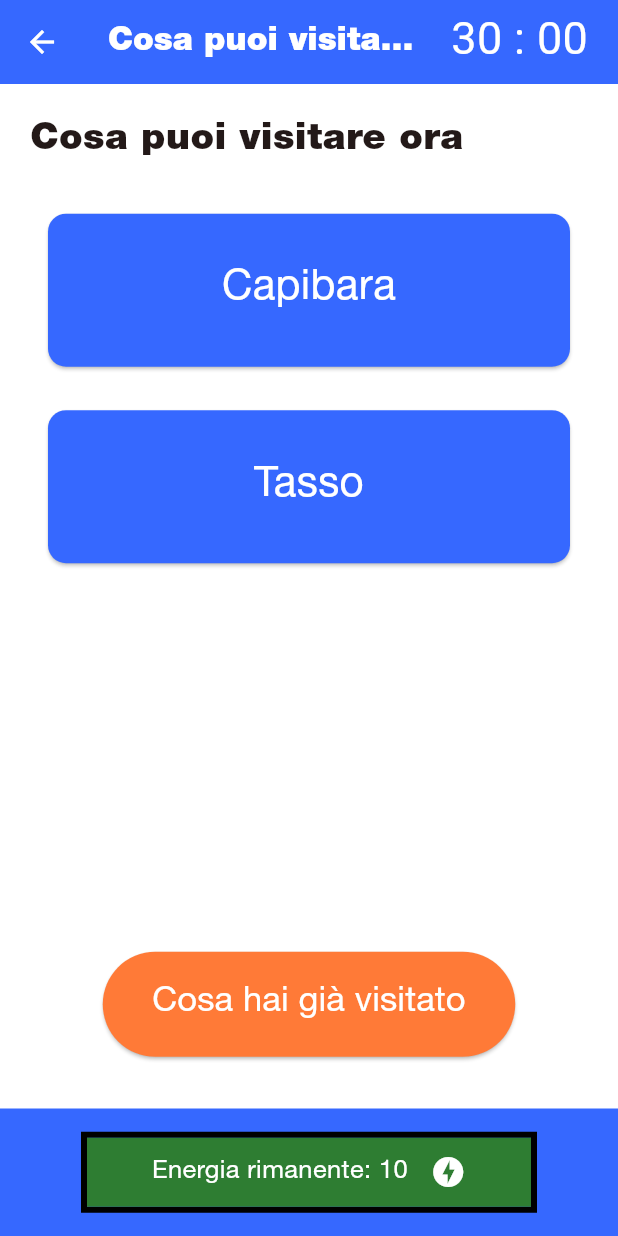
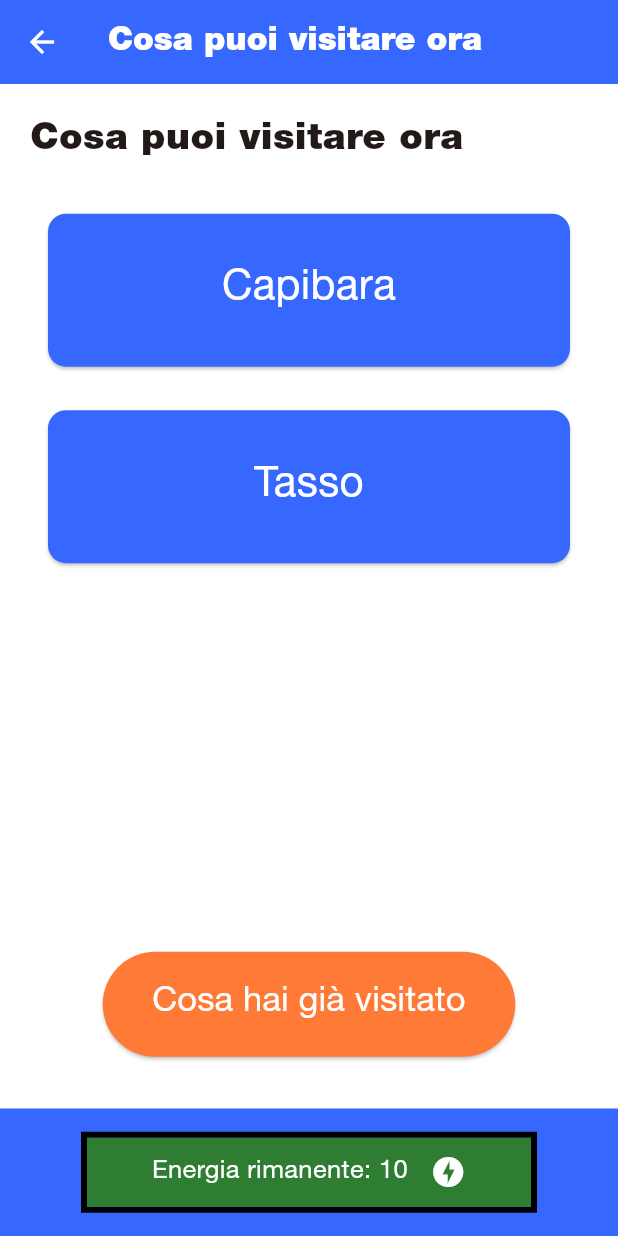
Before and after one commit to lorenzo2330/MUSE_ExploRL, a Flutter app: the AlreadyVisitedPage screen opened by its route, after a tap on "Cosa puoi visitare ora", on a phone screen of 412 x 824 dp. Run offline on Flutter 3.47's test engine with Material 3 defaults, Android fonts, the phone set to English and light mode, and no system bars; our stand-ins replace shared_preferences; missing offline and left inert: qr_code_scanner; accounts and stored records are empty; project files that could hold a hidden picture were left out.

Commit message:
pre caricamento app

```diff
--- a/lib/models/exhibit_list.dart
+++ b/lib/models/exhibit_list.dart
@@ -23,7 +23,7 @@ class ExhibitList {
       scientificName: "Cervus elaphus",
       alim: "Erbivoro",
       loc: "Eurasia",
-      nPiano: 1,
+      nPiano: 3,
       resPhoto: "imgCervoNobile.png");
 
   static Exhibit wallabyDalColloRosso = Exhibit(
--- a/lib/pages/already_visited_page.dart
+++ b/lib/pages/already_visited_page.dart
@@ -76,7 +76,7 @@ class _AlreadyVisitedPageState extends State<AlreadyVisitedPage> {
       child: Scaffold(
         backgroundColor: MyColors.bgColor,
         appBar: MyAppBar.myAppBar(MyString.esplorazione,
-            [MyPadding.timerScreen(context)], null, true),
+            [], null, true),
         body: Column(
           crossAxisAlignment: CrossAxisAlignment.start,
           children: [
--- a/lib/pages/exhibit_page.dart
+++ b/lib/pages/exhibit_page.dart
@@ -6,7 +6,6 @@ import 'package:app_rl/res/my_int.dart';
 import 'package:app_rl/res/my_qr.dart';
 import 'package:app_rl/res/my_string.dart';
 import 'package:app_rl/res/widgets/my_app_bar.dart';
-import 'package:app_rl/res/widgets/my_padding.dart';
 import 'package:app_rl/res/widgets/my_row.dart';
 import 'package:app_rl/res/widgets/my_sized_box.dart';
 import 'package:flutter/material.dart';
@@ -70,7 +69,7 @@ class _ExhibitPageState extends State<ExhibitPage> {
               ? Colors.greenAccent
               : Colors.red
           : MyColors.bgColor,
-      appBar: MyAppBar.myAppBar(MyString.animale, [MyPadding.timerScreen(context)], null, !endGame),
+      appBar: MyAppBar.myAppBar(MyString.animale, [], null, !endGame),
       body: Column(
         mainAxisAlignment: MainAxisAlignment.spaceAround,
         children: [
--- a/lib/pages/home_page.dart
+++ b/lib/pages/home_page.dart
@@ -53,9 +53,9 @@ class HomePage extends StatelessWidget {
         child: Row(
           mainAxisAlignment: MainAxisAlignment.spaceBetween,
           children: [
-            MyExpanded.boxLogo("images/logoDISI.png"),
-            MyExpanded.boxLogo("images/logoPOPMAT.jpg"),
-            MyExpanded.boxLogo("images/logoMuseAzzurro.jpg"),
+            MyExpanded.boxLogo("images/logoDISI.png", 3),
+            MyExpanded.boxLogo("images/logoPOPMAT.jpg", 4),
+            MyExpanded.boxLogo("images/logoMuseAzzurro.jpg", 2),
           ],
         ),
       ),
--- a/lib/pages/not_visited_page.dart
+++ b/lib/pages/not_visited_page.dart
@@ -6,7 +6,6 @@ import 'package:app_rl/res/widgets/my_list_view.dart';
 import 'package:flutter/material.dart';
 
 import '../res/my_int.dart';
-import '../res/widgets/my_padding.dart';
 import '../res/widgets/my_text.dart';
 
 class NotVisitedPage extends StatefulWidget {
@@ -26,7 +25,7 @@ class _NotVisitedPageState extends State<NotVisitedPage> {
     Text cosaVisitare = MyText.getLeftTextWithSize(MyString.cosaPuoiVisitare, s, true);
     return Scaffold(
         backgroundColor: MyColors.bgColor,
-        appBar: MyAppBar.myAppBar(MyString.cosaPuoiVisitare, [MyPadding.timerScreen(context)], null, true),
+        appBar: MyAppBar.myAppBar(MyString.cosaPuoiVisitare, [], null, true),
         body: Padding(
           padding: const EdgeInsets.all(20.0),
           child: Column(
--- a/lib/pages/objective_page.dart
+++ b/lib/pages/objective_page.dart
@@ -6,8 +6,6 @@ import 'package:app_rl/res/widgets/my_text.dart';
 import 'package:app_rl/res/widgets/my_app_bar.dart';
 import 'package:flutter/material.dart';
 import 'package:provider/provider.dart';
-
-import '../res/widgets/my_padding.dart';
 
 class ObjectivePage extends StatefulWidget {
   const ObjectivePage({super.key});
@@ -30,7 +28,7 @@ class _ObjectivePageState extends State<ObjectivePage> {
       child: Scaffold(
 
         backgroundColor: MyColors.bgColor,
-        appBar: MyAppBar.myAppBar(MyString.obiettivo, [MyPadding.timerScreen(context)], null, true),
+        appBar: MyAppBar.myAppBar(MyString.obiettivo, [/*MyPadding.timerScreen(context)*/], null, true),
         body: Center(
           child: SizedBox(
             width: 300,
--- a/lib/res/my_string.dart
+++ b/lib/res/my_string.dart
@@ -89,7 +89,7 @@ class MyString {
   }
 
   static String nPiano(int nPiano) {
-    return "Vai al piano $nPiano";
+    return "Vai al piano $nPiano.";
   }
 
   static String qrResult(bool scansioneCorretta, String? result) {
@@ -105,7 +105,7 @@ class MyString {
         ? "Hai esaurito tutti i punti energia!"
         : hasWin
             ? "Hai trovato l'animale vincente!"
-            : "Seleziona la prossima azione:";
+            : "Seleziona la prossima azione.";
   }
 
   static String tutEnergyInfo(int e){
--- a/lib/res/widgets/my_expanded.dart
+++ b/lib/res/widgets/my_expanded.dart
@@ -106,8 +106,9 @@ class MyExpanded {
     );
   }
 
-  static Expanded boxLogo(String src) {
+  static Expanded boxLogo(String src, int flex) {
     return Expanded(
+      flex: flex,
       child: ClipRect(child: Image.asset(src, fit: BoxFit.contain)),
     );
     /* BoxFit.contain permette di visualizzare l'intera immagine senza tagliarla */
--- a/lib/res/widgets/my_padding.dart
+++ b/lib/res/widgets/my_padding.dart
@@ -35,7 +35,7 @@ class MyPadding {
     );
   }
 
-  static Padding timerScreen(BuildContext context) {
+  static Padding oldTimerScreen(BuildContext context) {
     int m = context.watch<GameProvider>().nMinuti;
 
     int s = context.watch<GameProvider>().nSecondi;
```
